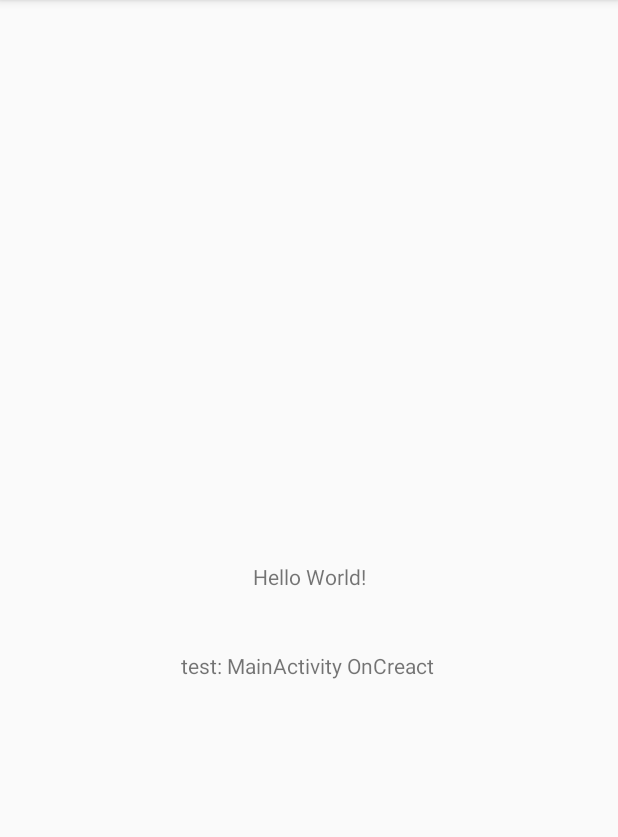
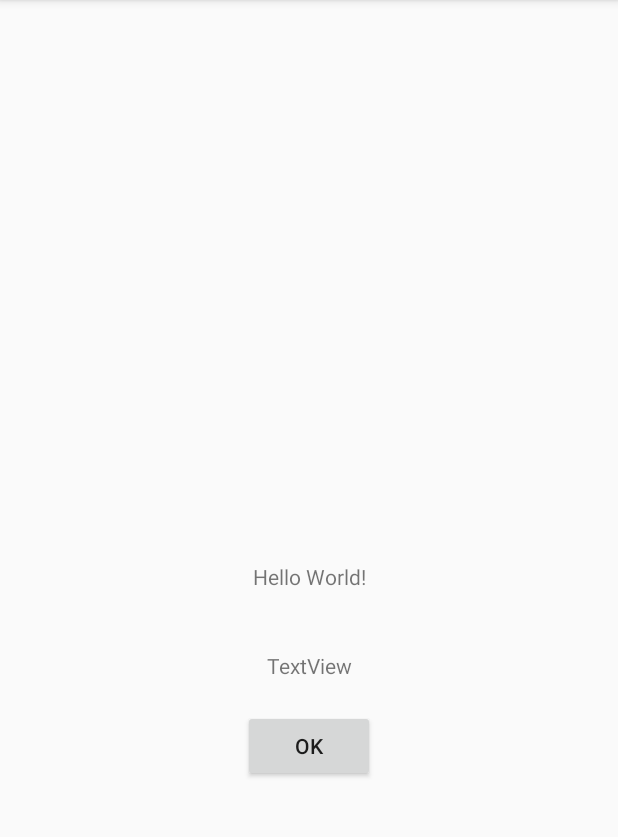
Before and after one commit to doraemon9001/AndroidPractice, an Android app: the screen it shows after launch (MainActivity), on a phone screen of 412 x 824 dp, the part 84-921 px from its top. Run offline under Robolectric (Android 15) with nearby library versions, the phone set to English and light mode, and no system bars.

Commit message:
1. Toast 使用 2. AlertDialog 使用 3. 透過kotlin plugin直接取回activity_main 底下的元件(kotlinx)

```diff
--- a/app/src/main/java/com/lance/guess/MainActivity.kt
+++ b/app/src/main/java/com/lance/guess/MainActivity.kt
@@ -1,8 +1,12 @@
 package com.lance.guess
 
+import android.os.Bundle
+import android.widget.Button
+import android.widget.TextView
+import android.widget.Toast
+import androidx.appcompat.app.AlertDialog
 import androidx.appcompat.app.AppCompatActivity
-import android.os.Bundle
-import android.widget.TextView
+import kotlinx.android.synthetic.main.activity_main.*
 
 class MainActivity : AppCompatActivity() {
 
@@ -12,9 +16,21 @@ class MainActivity : AppCompatActivity() {
         super.onCreate(savedInstanceState)
         setContentView(R.layout.activity_main)
 
-        val txtShow = findViewById<TextView>(R.id.txtShow)
-        txtShow.setText("test: ${word}")
+//        val textView = findViewById<TextView>(R.id.txtShow)
+//        val bt_submit = findViewById<Button>(R.id.bt_submit)
+//
+//        val txtShow = textView
+//        txtShow.setText("test: ${word}")
 
+        bt_submit.setOnClickListener{
+            Toast.makeText(this, "OnClick",Toast.LENGTH_LONG).show()
+
+            AlertDialog.Builder(this)
+                .setTitle("Title")
+                .setMessage("Hello World")
+                .setPositiveButton("ok", null)
+                .show()
+        }
     }
 
 
--- a/app/src/main/res/layout/activity_main.xml
+++ b/app/src/main/res/layout/activity_main.xml
@@ -15,12 +15,19 @@
             app:layout_constraintRight_toRightOf="parent"
             app:layout_constraintTop_toTopOf="parent" android:id="@+id/textView2"/>
     <TextView
-            android:text="TextView"
+            android:text="@string/text_view"
             android:layout_width="wrap_content"
             android:layout_height="wrap_content"
             android:id="@+id/txtShow"
             app:layout_constraintTop_toBottomOf="@+id/textView2" android:layout_marginTop="40dp"
-            app:layout_constraintStart_toStartOf="parent" android:layout_marginStart="175dp"
-            app:layout_constraintEnd_toEndOf="parent" android:layout_marginEnd="177dp"/>
+            app:layout_constraintStart_toStartOf="parent"
+            app:layout_constraintEnd_toEndOf="parent"/>
+    <Button
+            android:text="OK"
+            android:layout_width="wrap_content"
+            android:layout_height="wrap_content"
+            android:id="@+id/bt_submit" app:layout_constraintStart_toStartOf="parent"
+            app:layout_constraintEnd_toEndOf="parent" android:layout_marginTop="20dp"
+            app:layout_constraintTop_toBottomOf="@+id/txtShow"/>
 
 </androidx.constraintlayout.widget.ConstraintLayout>
--- a/app/src/main/res/values/strings.xml
+++ b/app/src/main/res/values/strings.xml
@@ -1,3 +1,4 @@
 <resources>
     <string name="app_name">Guess</string>
+    <string name="text_view">TextView</string>
 </resources>
```
